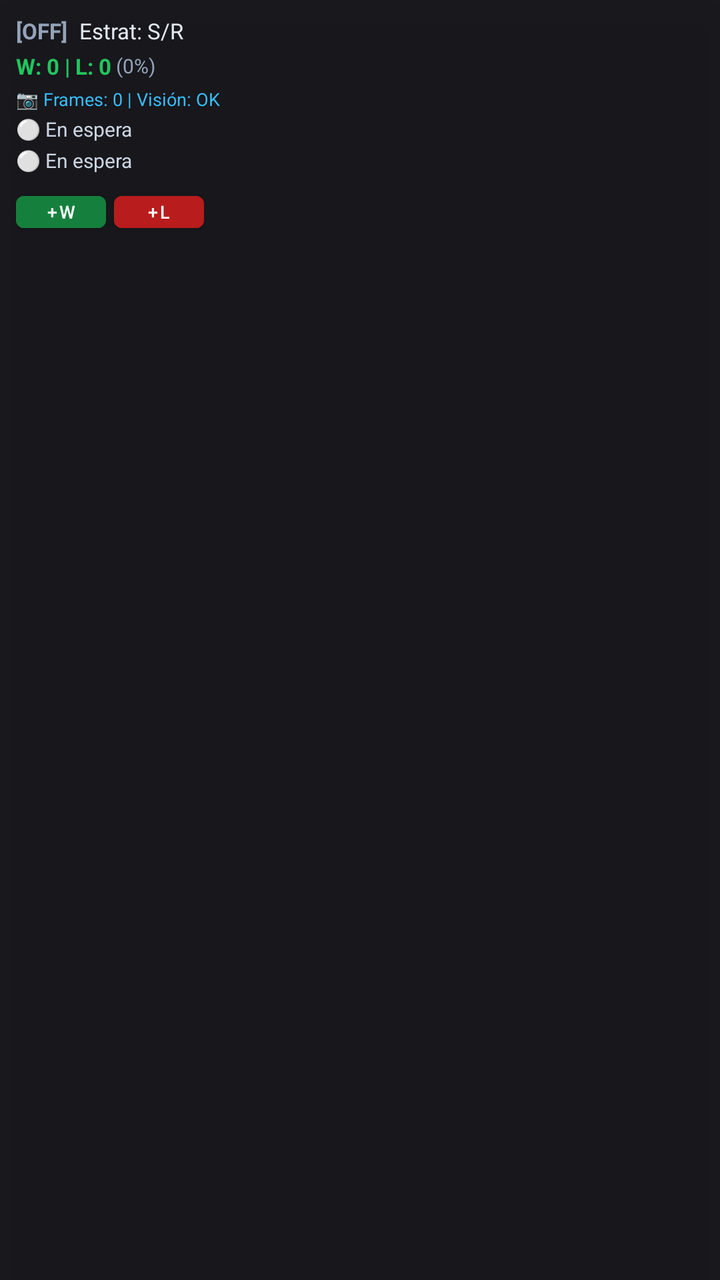
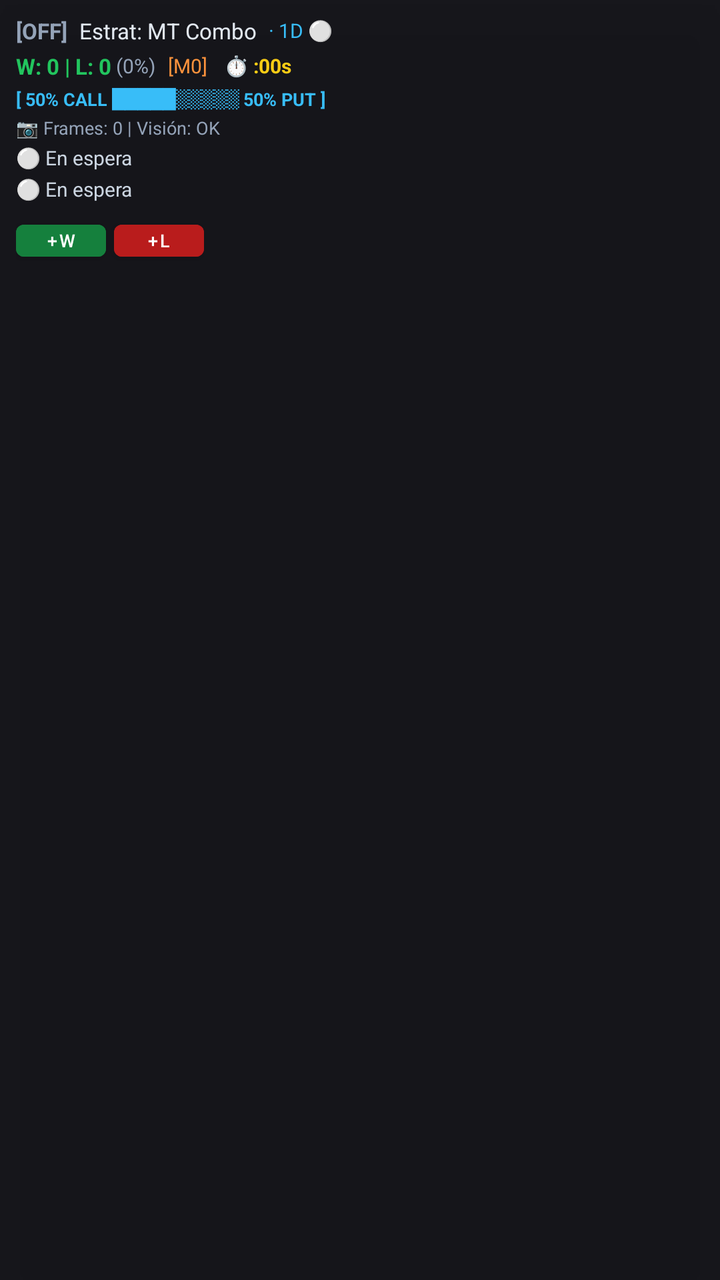

Two renders of the same Android screen: before a commit and after it. Below are the layout's source before the change and the commit's diff.
<!-- AndroidManifest.xml: application theme Theme.TradeDraw -->
<!-- res/layout/layout_trading_hud.xml -->
<?xml version="1.0" encoding="utf-8"?>
<LinearLayout xmlns:android="http://schemas.android.com/apk/res/android"
    android:id="@+id/hud_root"
    android:layout_width="wrap_content"
    android:layout_height="wrap_content"
    android:orientation="vertical"
    android:background="#EE0a0a0f"
    android:padding="8dp"
    android:elevation="16dp">

    
    <LinearLayout
        android:layout_width="wrap_content"
        android:layout_height="wrap_content"
        android:orientation="horizontal"
        android:gravity="center_vertical">

        <TextView
            android:id="@+id/hud_mode"
            android:layout_width="wrap_content"
            android:layout_height="wrap_content"
            android:text="[OFF]"
            android:textColor="#94a3b8"
            android:textSize="11sp"
            android:textStyle="bold"
            android:paddingEnd="6dp" />

        <TextView
            android:id="@+id/hud_strategy"
            android:layout_width="wrap_content"
            android:layout_height="wrap_content"
            android:text="Estrat: S/R"
            android:textColor="#e2e8f0"
            android:textSize="11sp" />
    </LinearLayout>

    
    <LinearLayout
        android:layout_width="wrap_content"
        android:layout_height="wrap_content"
        android:orientation="horizontal"
        android:gravity="center_vertical"
        android:layout_marginTop="3dp">

        <TextView
            android:id="@+id/hud_stats"
            android:layout_width="wrap_content"
            android:layout_height="wrap_content"
            android:text="W: 0 | L: 0"
            android:textColor="#22c55e"
            android:textSize="11sp"
            android:textStyle="bold" />

        <TextView
            android:id="@+id/hud_winrate"
            android:layout_width="wrap_content"
            android:layout_height="wrap_content"
            android:text=" (0%)"
            android:textColor="#94a3b8"
            android:textSize="10sp" />
    </LinearLayout>

    
    <TextView
        android:id="@+id/hud_diag"
        android:layout_width="wrap_content"
        android:layout_height="wrap_content"
        android:text="📷 Frames: 0 | Visión: OK"
        android:textColor="#38bdf8"
        android:textSize="9sp"
        android:layout_marginTop="3dp" />

    
    <TextView
        android:id="@+id/hud_hint"
        android:layout_width="wrap_content"
        android:layout_height="wrap_content"
        android:text="⚪ En espera"
        android:textColor="#cbd5e1"
        android:textSize="10sp"
        android:layout_marginTop="2dp" />

    
    <TextView
        android:id="@+id/hud_status"
        android:layout_width="wrap_content"
        android:layout_height="wrap_content"
        android:text="⚪ En espera"
        android:textColor="#cbd5e1"
        android:textSize="10sp"
        android:layout_marginTop="2dp" />

    
    <LinearLayout
        android:layout_width="wrap_content"
        android:layout_height="wrap_content"
        android:orientation="horizontal"
        android:layout_marginTop="5dp">

        <Button
            android:id="@+id/hud_btn_win"
            android:layout_width="45dp"
            android:layout_height="28dp"
            android:text="+W"
            android:textSize="9sp"
            android:textColor="#ffffff"
            android:backgroundTint="#15803d"
            android:padding="0dp" />

        <Button
            android:id="@+id/hud_btn_loss"
            android:layout_width="45dp"
            android:layout_height="28dp"
            android:text="+L"
            android:textSize="9sp"
            android:textColor="#ffffff"
            android:backgroundTint="#b91c1c"
            android:layout_marginStart="4dp"
            android:padding="0dp" />
    </LinearLayout>

</LinearLayout>
<!-- resources referenced by this layout -->
<resources>
  <style name="Theme.TradeDraw" parent="Theme.MaterialComponents.DayNight.NoActionBar" />
</resources>

<!-- the commit's change to res/layout/layout_trading_hud.xml (unified diff, before → after) -->
@@ -4,9 +4,9 @@
     android:layout_width="wrap_content"
     android:layout_height="wrap_content"
     android:orientation="vertical"
-    android:background="#EE0a0a0f"
+    android:background="#F00a0a0f"
     android:padding="8dp"
-    android:elevation="16dp">
+    android:elevation="18dp">
 
     
     <LinearLayout
@@ -29,9 +29,18 @@
             android:id="@+id/hud_strategy"
             android:layout_width="wrap_content"
             android:layout_height="wrap_content"
-            android:text="Estrat: S/R"
+            android:text="Estrat: MT Combo"
             android:textColor="#e2e8f0"
             android:textSize="11sp" />
+
+        <TextView
+            android:id="@+id/hud_streak_badge"
+            android:layout_width="wrap_content"
+            android:layout_height="wrap_content"
+            android:text="· 1D ⚪"
+            android:textColor="#38bdf8"
+            android:textSize="10sp"
+            android:layout_marginStart="6dp" />
     </LinearLayout>
 
     
@@ -58,7 +67,37 @@
             android:text=" (0%)"
             android:textColor="#94a3b8"
             android:textSize="10sp" />
+
+        <TextView
+            android:id="@+id/hud_martingale_badge"
+            android:layout_width="wrap_content"
+            android:layout_height="wrap_content"
+            android:text=" [M0]"
+            android:textColor="#fb923c"
+            android:textSize="10sp"
+            android:layout_marginStart="4dp" />
+
+        <TextView
+            android:id="@+id/hud_timer"
+            android:layout_width="wrap_content"
+            android:layout_height="wrap_content"
+            android:text=" ⏱️ :00s"
+            android:textColor="#facc15"
+            android:textSize="10sp"
+            android:textStyle="bold"
+            android:layout_marginStart="6dp" />
     </LinearLayout>
+
+    
+    <TextView
+        android:id="@+id/hud_power_bar"
+        android:layout_width="wrap_content"
+        android:layout_height="wrap_content"
+        android:text="[ 50% CALL █████░░░░░ 50% PUT ]"
+        android:textColor="#38bdf8"
+        android:textSize="9sp"
+        android:textStyle="bold"
+        android:layout_marginTop="3dp" />
 
     
     <TextView
@@ -66,9 +105,9 @@
         android:layout_width="wrap_content"
         android:layout_height="wrap_content"
         android:text="📷 Frames: 0 | Visión: OK"
-        android:textColor="#38bdf8"
+        android:textColor="#94a3b8"
         android:textSize="9sp"
-        android:layout_marginTop="3dp" />
+        android:layout_marginTop="2dp" />
 
     
     <TextView
